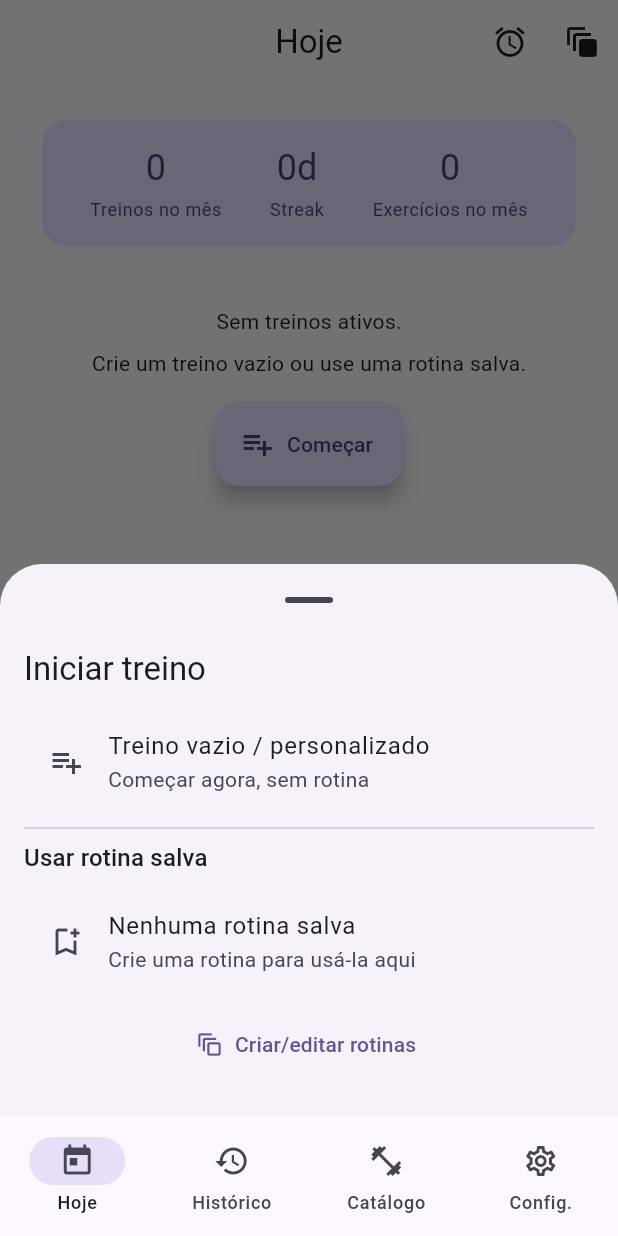
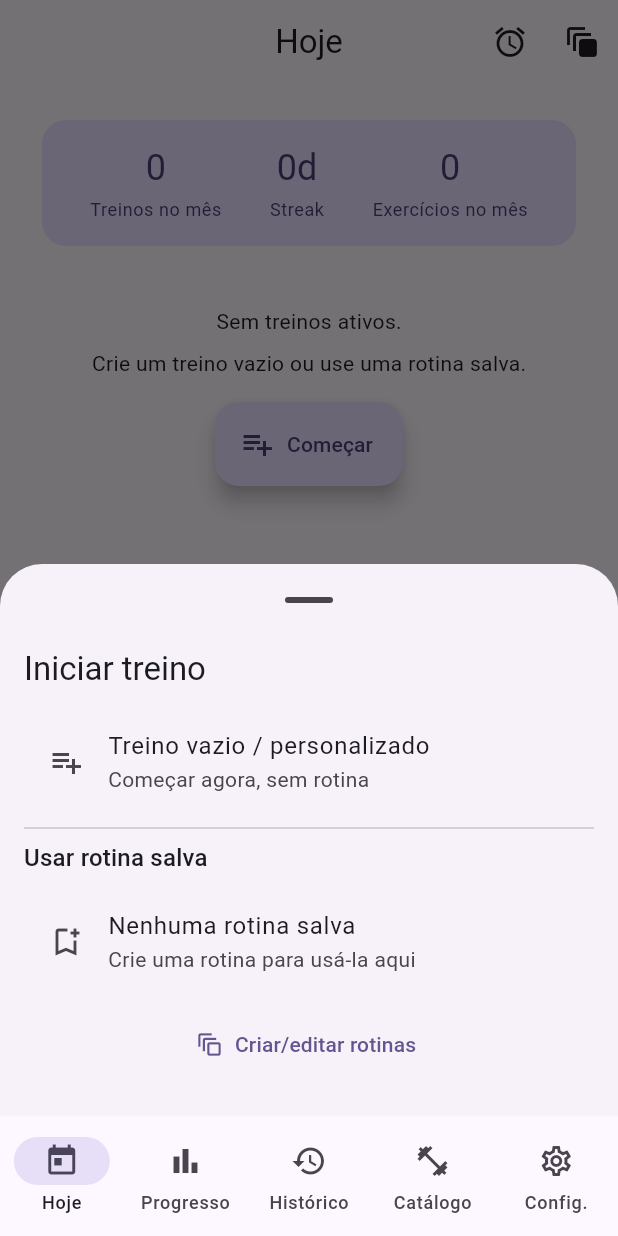
Before and after one commit to josevilanir/gym_tracker, a Flutter app: the screen it shows after launch, after a tap on "Começar", on a phone screen of 412 x 824 dp. Run offline on Flutter 3.47's test engine with Material 3 defaults, Android fonts, the phone set to English and light mode, and no system bars; our stand-ins replace drift, drift_sqflite, flutter_riverpod, go_router; missing offline and left inert: flutter_ringtone_player; accounts and stored records are empty; generated files the repository leaves out were written again.

Commit message:
feat(router): adicionar rota nomeada e aba inferior para a nova tela de progresso

```diff
--- a/lib/router/app_router.dart
+++ b/lib/router/app_router.dart
@@ -9,12 +9,13 @@ import '../features/settings/pages/settings_page.dart';
 import '../features/workout/pages/workout_detail_page.dart';
 import '../features/workout/pages/workout_editor_page.dart';
 import '../features/workout/pages/history_workout_detail_page.dart';
-
+import '../features/workout/pages/progress_page.dart';
 
 /// Rotas nomeadas
 abstract class AppRoutes {
   static const shell = '/';
   static const today = '/today';
+  static const progress = '/progress';
   static const history = '/history';
   static const catalog = '/catalog';
   static const settings = '/settings';
@@ -36,15 +37,20 @@ final router = GoRouter(
               const NoTransitionPage(child: TodayPage()),
         ),
         GoRoute(
+          path: AppRoutes.progress,
+          name: 'progress',
+          pageBuilder: (context, state) =>
+              const NoTransitionPage(child: ProgressPage()),
+        ),
+        GoRoute(
           path: AppRoutes.history,
           name: 'history',
           pageBuilder: (context, state) =>
               const NoTransitionPage(child: HistoryPage()),
           routes: [
-            // 👇 detalhe como child de /history
             GoRoute(
               name: 'history_workout_detail',
-              path: 'workout/:id', // URL final: /history/workout/<id>
+              path: 'workout/:id',
               builder: (context, state) {
                 final id = state.pathParameters['id']!;
                 return HistoryWorkoutDetailPage(workoutId: id);
@@ -94,10 +100,11 @@ class _NavShell extends StatefulWidget {
 
 class _NavShellState extends State<_NavShell> {
   int _indexFromLocation(String location) {
-    if (location.startsWith(AppRoutes.history)) return 1;
-    if (location.startsWith(AppRoutes.catalog)) return 2;
-    if (location.startsWith(AppRoutes.settings)) return 3;
-    return 0;
+    if (location.startsWith(AppRoutes.progress)) return 1;
+    if (location.startsWith(AppRoutes.history)) return 2;
+    if (location.startsWith(AppRoutes.catalog)) return 3;
+    if (location.startsWith(AppRoutes.settings)) return 4;
+    return 0; // today
   }
 
   void _onTap(int index, BuildContext context) {
@@ -105,13 +112,16 @@ class _NavShellState extends State<_NavShell> {
       case 0:
         context.go(AppRoutes.today);
         break;
-      case 1:
+      case 1: // << NOVO
+        context.go(AppRoutes.progress);
+        break;
+      case 2:
         context.go(AppRoutes.history);
         break;
-      case 2:
+      case 3:
         context.go(AppRoutes.catalog);
         break;
-      case 3:
+      case 4:
         context.go(AppRoutes.settings);
         break;
     }
@@ -133,6 +143,12 @@ class _NavShellState extends State<_NavShell> {
             selectedIcon: Icon(Icons.today),
             label: 'Hoje',
           ),
+          // << NOVO: aba Progresso
+          NavigationDestination(
+            icon: Icon(Icons.bar_chart_outlined),
+            selectedIcon: Icon(Icons.bar_chart),
+            label: 'Progresso',
+          ),
           NavigationDestination(
             icon: Icon(Icons.history_outlined),
             selectedIcon: Icon(Icons.history),
```
